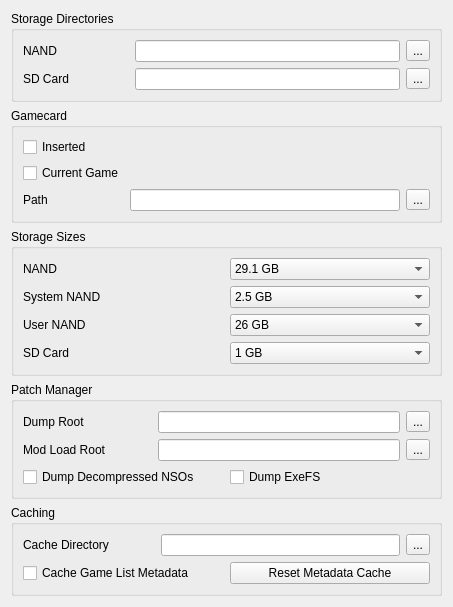
rorrim-rorrim/eden-alt, file src/yuzu/configuration/configure_filesystem.ui: the form before one commit.
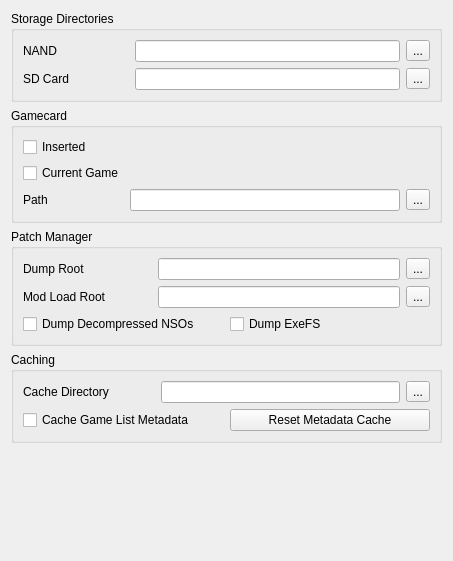
The form after the commit.

Commit message: settings: Remove storage size options

```diff
--- a/src/yuzu/configuration/configure_filesystem.ui
+++ b/src/yuzu/configuration/configure_filesystem.ui
@@ -115,127 +115,6 @@
        </layout>
       </widget>
      </item>
-     <item>
-      <widget class="QGroupBox" name="groupBox_3">
-       <property name="title">
-        <string>Storage Sizes</string>
-       </property>
-       <layout class="QGridLayout" name="gridLayout_3">
-        <item row="3" column="0">
-         <widget class="QLabel" name="label_5">
-          <property name="text">
-           <string>SD Card</string>
-          </property>
-         </widget>
-        </item>
-        <item row="1" column="0">
-         <widget class="QLabel" name="label_4">
-          <property name="text">
-           <string>System NAND</string>
-          </property>
-         </widget>
-        </item>
-        <item row="1" column="1">
-         <widget class="QComboBox" name="sysnand_size">
-          <item>
-           <property name="text">
-            <string>2.5 GB</string>
-           </property>
-          </item>
-         </widget>
-        </item>
-        <item row="3" column="1">
-         <widget class="QComboBox" name="sdmc_size">
-          <property name="currentText">
-           <string>32 GB</string>
-          </property>
-          <item>
-           <property name="text">
-            <string>1 GB</string>
-           </property>
-          </item>
-          <item>
-           <property name="text">
-            <string>2 GB</string>
-           </property>
-          </item>
-          <item>
-           <property name="text">
-            <string>4 GB</string>
-           </property>
-          </item>
-          <item>
-           <property name="text">
-            <string>8 GB</string>
-           </property>
-          </item>
-          <item>
-           <property name="text">
-            <string>16 GB</string>
-           </property>
-          </item>
-          <item>
-           <property name="text">
-            <string>32 GB</string>
-           </property>
-          </item>
-          <item>
-           <property name="text">
-            <string>64 GB</string>
-           </property>
-          </item>
-          <item>
-           <property name="text">
-            <string>128 GB</string>
-           </property>
-          </item>
-          <item>
-           <property name="text">
-            <string>256 GB</string>
-           </property>
-          </item>
-          <item>
-           <property name="text">
-            <string>1 TB</string>
-           </property>
-          </item>
-         </widget>
-        </item>
-        <item row="2" column="1">
-         <widget class="QComboBox" name="usrnand_size">
-          <item>
-           <property name="text">
-            <string>26 GB</string>
-           </property>
-          </item>
-         </widget>
-        </item>
-        <item row="2" column="0">
-         <widget class="QLabel" name="label_6">
-          <property name="text">
-           <string>User NAND</string>
-          </property>
-         </widget>
-        </item>
-        <item row="0" column="0">
-         <widget class="QLabel" name="label_7">
-          <property name="text">
-           <string>NAND</string>
-          </property>
-         </widget>
-        </item>
-        <item row="0" column="1">
-         <widget class="QComboBox" name="nand_size">
-          <item>
-           <property name="text">
-            <string>29.1 GB</string>
-           </property>
-          </item>
-         </widget>
-        </item>
-       </layout>
-      </widget>
-     </item>
      <item>
       <widget class="QGroupBox" name="groupBox_4">
        <property name="title">
```
The commit also changes 4 other files.
